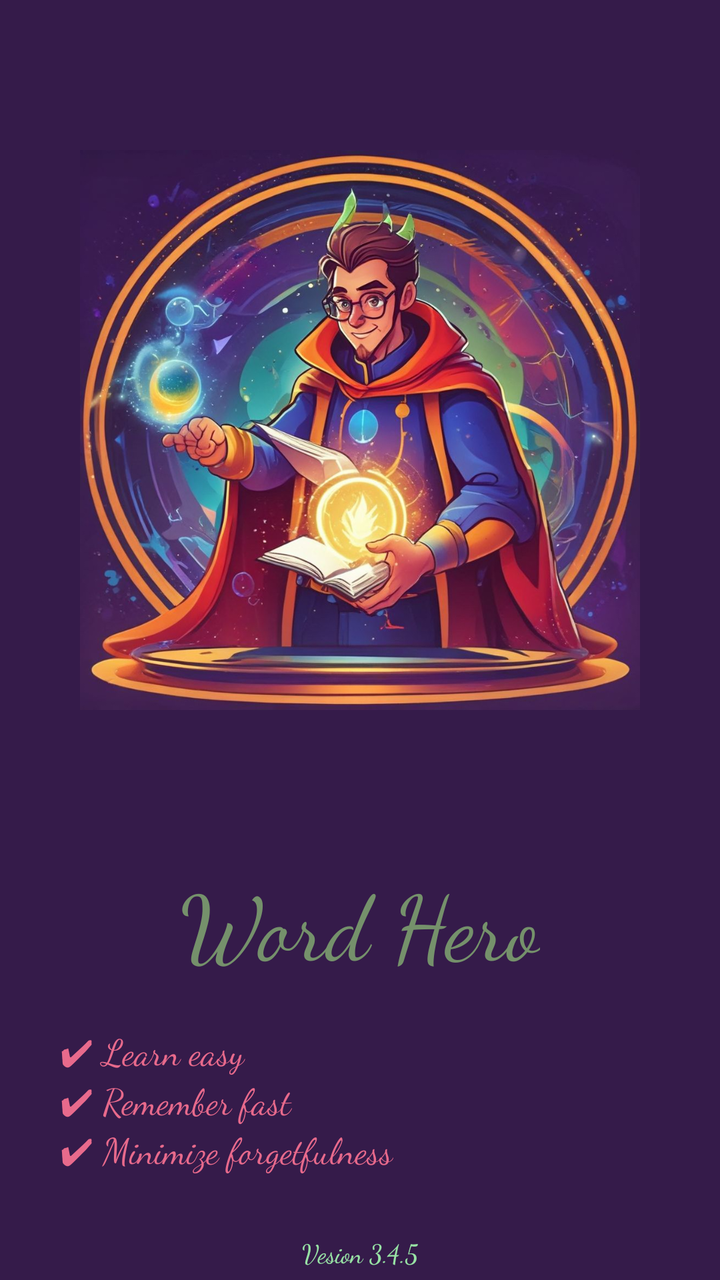
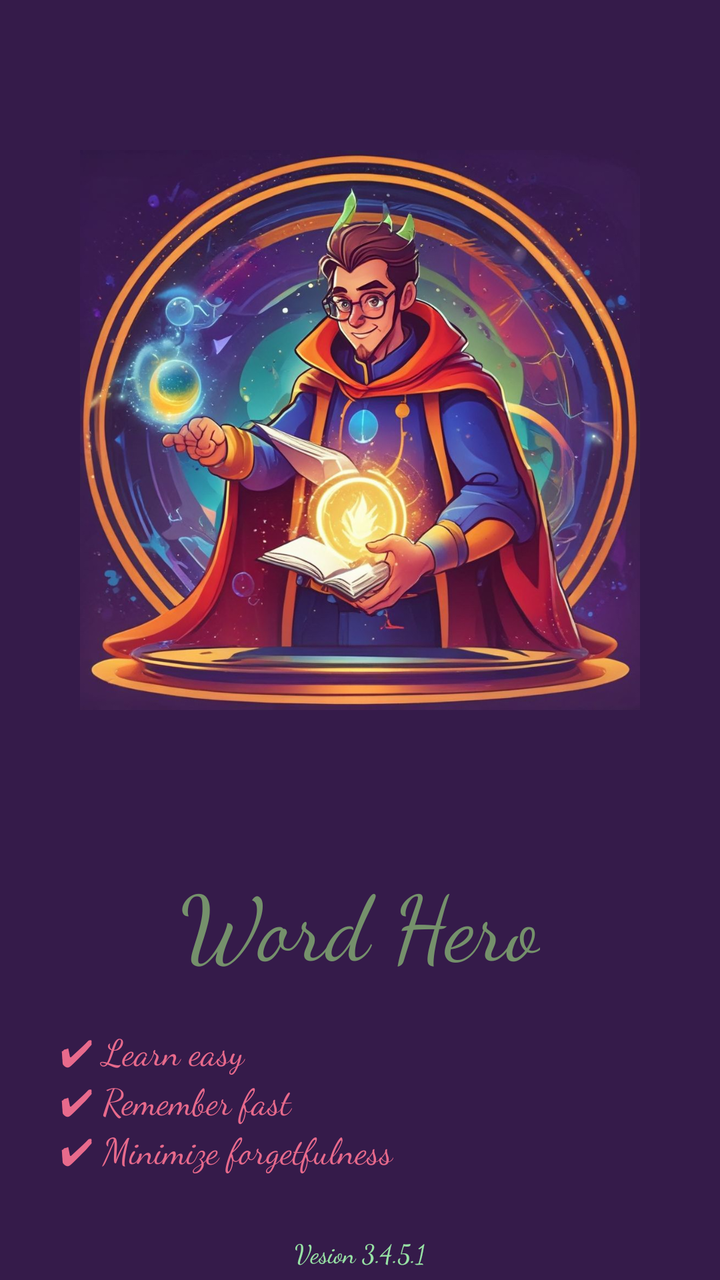

Compare the two renders of this Android layout. The source of the first and the diff that turns it into the second are given below.
<!-- AndroidManifest.xml: activity theme Theme.AppCompat.NoActionBar -->
<!-- res/layout/activity_main.xml -->
<?xml version="1.0" encoding="utf-8"?>
<RelativeLayout xmlns:android="http://schemas.android.com/apk/res/android"
    xmlns:app="http://schemas.android.com/apk/res-auto"
    xmlns:tools="http://schemas.android.com/tools"
    android:layout_width="match_parent"
    android:layout_height="match_parent"
    android:layoutDirection="ltr"
    tools:context=".MainActivity"
    android:orientation="vertical"
    android:background="#351B4A"

    >


        <ImageView
            android:layout_width="wrap_content"
            android:layout_height="350dp"
            android:layout_margin="40dp"
            android:src="@drawable/splash"
            android:layout_marginTop="15dp"
            android:id="@+id/splashimage"
            />
        <TextView
            android:layout_width="wrap_content"
            android:layout_height="wrap_content"
            android:text="Word Hero"
            android:layout_marginTop="0dp"
            android:textColor="#75916b"
            android:fontFamily="cursive"
            android:layout_below="@+id/splashimage"
            android:layout_centerHorizontal="true"
            android:textSize="45dp"
            android:id="@+id/tWordHero"
            />




        <TextView
            android:layout_width="match_parent"
            android:layout_height="wrap_content"
            android:gravity="left"
            android:layout_marginLeft="30dp"
            android:layout_marginRight="30dp"
            android:layout_marginTop="20dp"
            android:textSize="18dp"
            android:textColor="#E86a8c"
            android:layout_below="@+id/tWordHero"
            android:fontFamily="cursive"
            android:id="@+id/tAddvertizeMe"
            android:text="✔ Learn easy\n✔ Remember fast\n✔ Minimize forgetfulness"
            />

    <TextView
        android:layout_width="match_parent"
        android:layout_height="wrap_content"
        android:gravity="center"
        android:layout_marginLeft="30dp"
        android:layout_marginRight="30dp"
        android:layout_marginTop="30dp"
        android:textSize="13dp"
        android:textColor="#98e3a5"
        android:layout_below="@+id/tAddvertizeMe"
        android:fontFamily="cursive"
        android:text="Vesion 3.4.5"
        />

<RelativeLayout
    android:layout_width="match_parent"
    android:layout_alignParentBottom="true"
    android:layout_marginTop="20dp"
    android:id="@+id/lytfooter"
    android:layout_marginBottom="30dp"
    android:gravity="center_horizontal"
    android:layout_height="wrap_content">
    <RelativeLayout
        android:layout_width="180dp"
        android:layout_height="70dp"
        android:visibility="invisible"
        android:background="@drawable/curved2"
        android:layout_centerHorizontal="true"
        android:gravity="center"
        android:id="@+id/btnstart"
        >
        <TextView
            android:layout_width="wrap_content"
            android:layout_height="wrap_content"
            android:text="Start"
            android:textSize="22dp"
            android:textStyle="bold"
            android:textColor="#ffffff"
            />

    </RelativeLayout>
    <RelativeLayout
        android:layout_width="match_parent"
        android:layout_marginRight="0dp"
        android:layout_marginLeft="0dp"
        android:layout_height="25dp"
        android:visibility="invisible"
        android:id="@+id/lytproga"
        android:background="@drawable/curve_prograssa2"
        android:layout_marginTop="25dp">

        <RelativeLayout
            android:layout_width="240dp"
            android:layout_height="25dp"
            android:id="@+id/lytprogb"
            android:background="@drawable/curve_prograssb2"
            ></RelativeLayout>
    </RelativeLayout>
</RelativeLayout>
</RelativeLayout>
<!-- resources referenced by this layout -->
<resources>
  <!-- drawable curve_prograssa2 (drawable) -->
  <?xml version="1.0" encoding="UTF-8"?>
  <shape xmlns:android="http://schemas.android.com/apk/res/android">
      <solid android:color="#7c634d"/>
      <stroke android:width="00dp" android:color="#B1BCBE" />
      <corners android:radius="10dp"/>
      <padding android:left="0dp" android:top="0dp" android:right="0dp" android:bottom="0dp" />
  </shape>
  <!-- drawable curve_prograssb2 (drawable) -->
  <?xml version="1.0" encoding="UTF-8"?>
  <shape xmlns:android="http://schemas.android.com/apk/res/android">
      <solid android:color="#856BaA"/>
      <stroke android:width="00dp" android:color="#B1BCBE" />
      <corners android:radius="10dp"/>
      <padding android:left="0dp" android:top="0dp" android:right="0dp" android:bottom="0dp" />
  </shape>
  <!-- drawable curved2 (drawable) -->
  <?xml version="1.0" encoding="UTF-8"?>
  <shape xmlns:android="http://schemas.android.com/apk/res/android">
      <solid android:color="#376270"/>
      <stroke android:width="10dp" android:color="#B1BCBE" />
      <corners android:radius="25dp"/>
      <padding android:left="0dp" android:top="0dp" android:right="0dp" android:bottom="0dp" />
  </shape>
  <!-- drawable splash: jpeg bitmap (drawable, 168121 bytes) -->
</resources>

<!-- the commit's change to res/layout/activity_main.xml (unified diff, before → after) -->
@@ -62,7 +62,7 @@
         android:textColor="#98e3a5"
         android:layout_below="@+id/tAddvertizeMe"
         android:fontFamily="cursive"
-        android:text="Vesion 3.4.5"
+        android:text="Vesion 3.4.5.1"
         />
 
 <RelativeLayout
